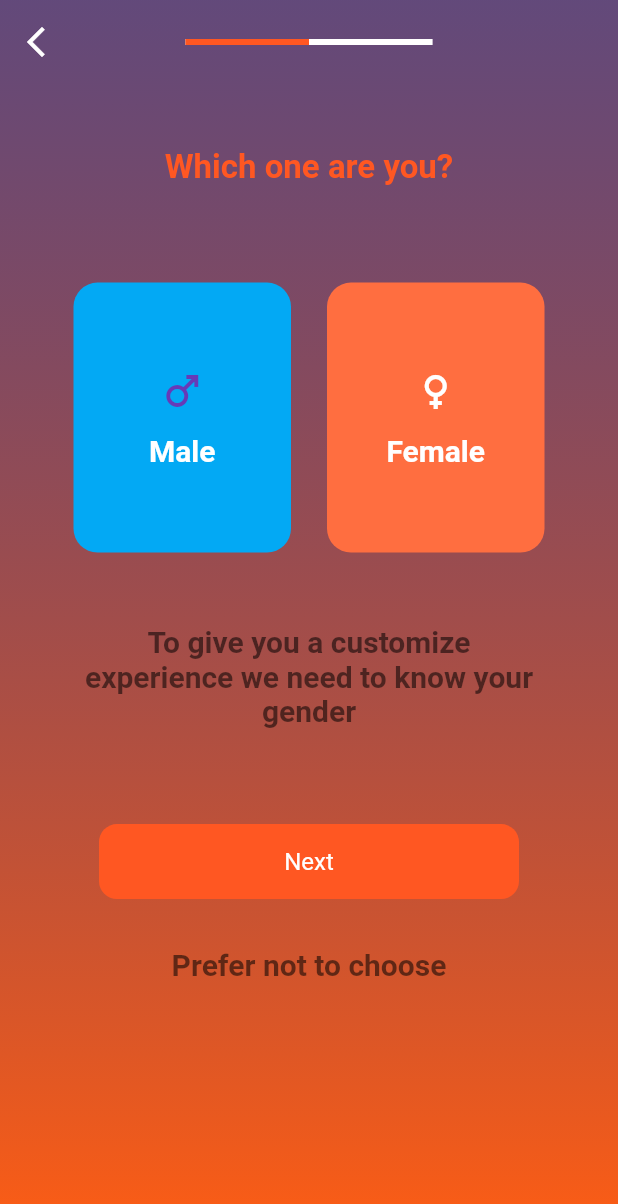
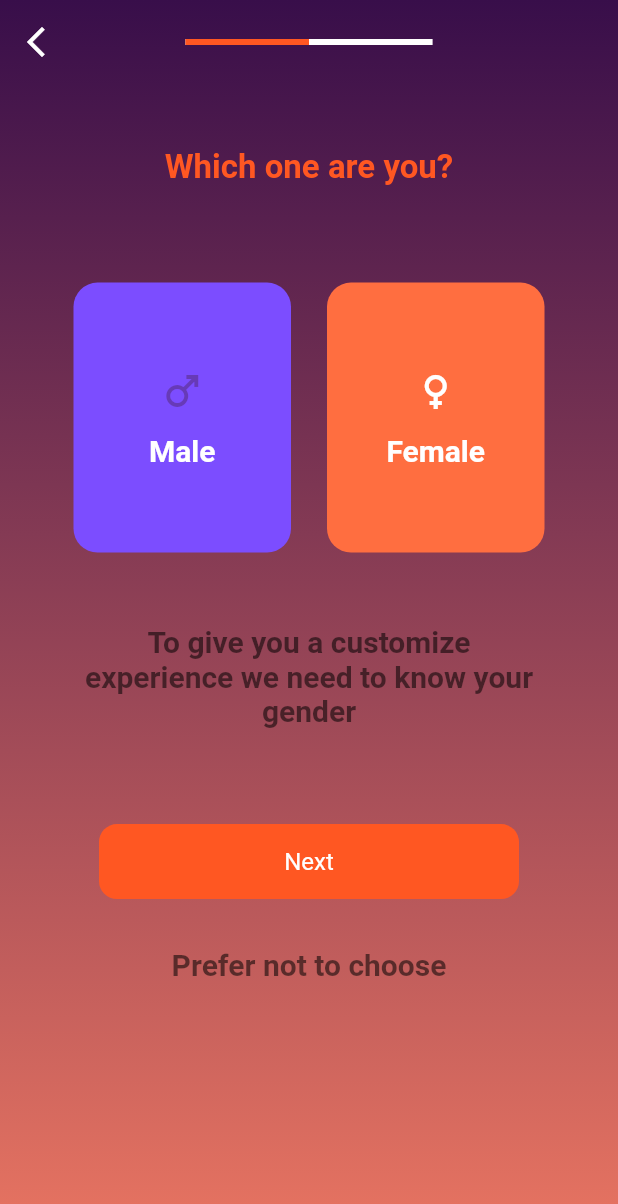
Before and after one commit to kwan0311/user-detail-page, a Flutter app: the screen it shows after launch, on a phone screen of 412 x 824 dp. Shown: the top 1204 px of the screen. Run offline on Flutter 3.47's test engine with Material 2 defaults, Android fonts, the phone set to English and light mode, and no system bars.

Commit message:
Update select_gender_page.dart

```diff
--- a/lib/select_gender_page.dart
+++ b/lib/select_gender_page.dart
@@ -13,8 +13,9 @@ class SelectGenderPage extends StatelessWidget {
             decoration: const BoxDecoration(
               gradient: LinearGradient(
                 colors: [
-                  Color(0xb8280549),
-                  Color(0xfffd5d14),
+                  Color(0xff380E4A),
+                  Color(0xFFE87461)
+
                 ],
                 begin: Alignment.topCenter,
                 end: Alignment.bottomCenter,
@@ -76,7 +77,7 @@ class SelectGenderPage extends StatelessWidget {
                                 width: 145,
                                 height: 180,
                                 decoration: BoxDecoration(
-                                  color: Colors.lightBlue,
+                                  color: Colors.deepPurpleAccent,
                                   borderRadius: BorderRadius.circular(16),
                                 ),
                                 alignment: Alignment.center,
```
